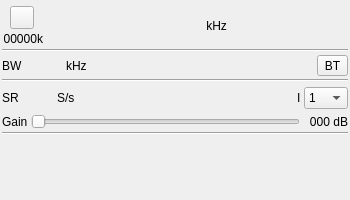
This is plugins/samplesink/bladerf2output/bladerf2outputgui.ui in f4exb/sdrangel as Qt 5 draws it before an edit. The edited form follows.
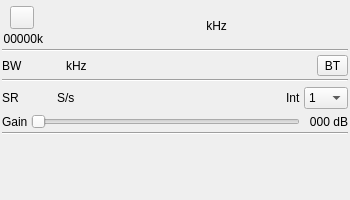
This is the edited form. Icons and pictures are not drawn. Custom widgets are drawn as their Qt base class.

Diff of the .ui file:
```diff
--- a/plugins/samplesink/bladerf2output/bladerf2outputgui.ui
+++ b/plugins/samplesink/bladerf2output/bladerf2outputgui.ui
@@ -319,7 +319,7 @@
      <item>
       <widget class="QLabel" name="label_decim">
        <property name="text">
-        <string>I</string>
+        <string>Int</string>
        </property>
       </widget>
      </item>
```
